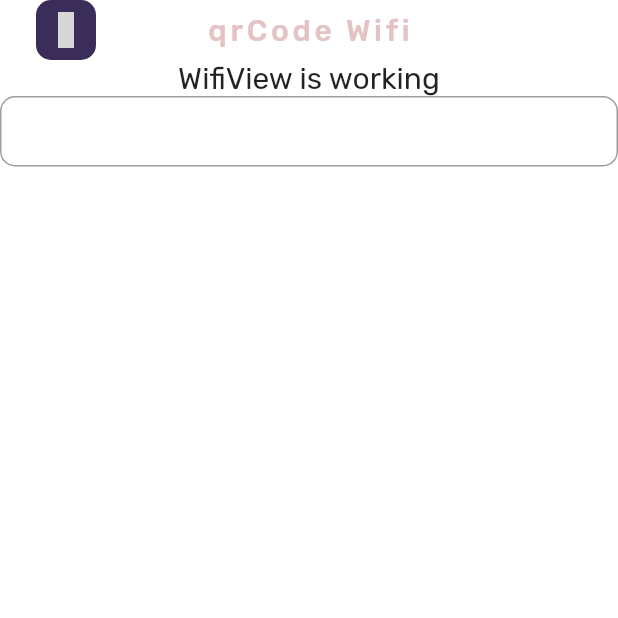
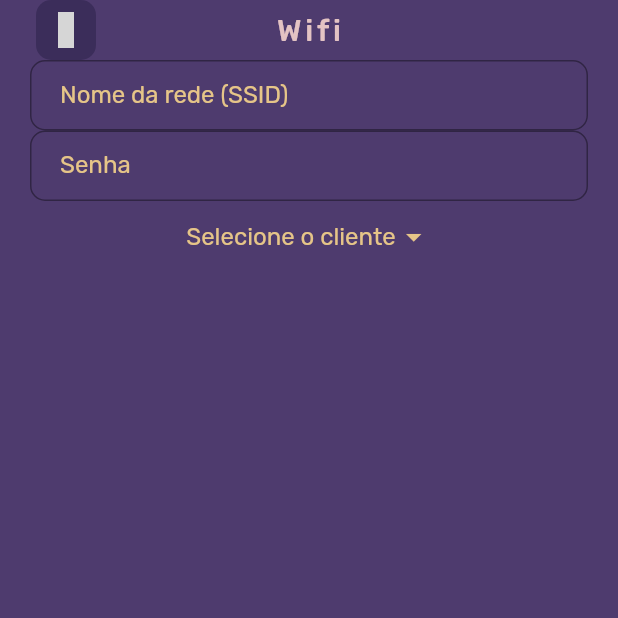
Before and after one commit to renankanu/app_rkode, a Flutter app: the WifiView screen opened by its route, on a phone screen of 412 x 824 dp, the top half of it. Run offline on Flutter 3.47's test engine with Material 2 defaults, Android fonts, the light colour scheme and no system bars; our stand-ins replace eva_icons_flutter, get, google_fonts; grey boxes are pictures that could not be loaded.

Commit message:
feature: create dropdown button

```diff
--- a/lib/app/modules/home/views/home_view.dart
+++ b/lib/app/modules/home/views/home_view.dart
@@ -18,19 +18,20 @@ class HomeView extends GetView<HomeController> {
             Text(
               'RKode;',
               style: TextStyle(
-                  fontSize: 42,
-                  fontWeight: FontWeight.bold,
-                  color: BaseColor.goldSand),
+                fontSize: 42,
+                fontWeight: FontWeight.bold,
+                color: BaseColor.goldSand,
+              ),
             ),
             SizedBox(height: 48),
             BaseButton(
               icon: EvaIcons.wifi,
-              label: 'WIFI',
+              label: 'Wifi',
               onPressed: () => Get.toNamed(Routes.wifi),
             ),
             BaseButton(
               icon: EvaIcons.personOutline,
-              label: 'VCARD',
+              label: 'Vcard',
               onPressed: () {},
             ),
             BaseButton(
--- a/lib/app/modules/wifi/views/wifi_view.dart
+++ b/lib/app/modules/wifi/views/wifi_view.dart
@@ -1,3 +1,5 @@
+import 'dart:developer';
+
 import 'package:app_rkode/app/shared/shared.dart';
 import 'package:flutter/material.dart';
 import 'package:get/get.dart';
@@ -11,15 +13,40 @@ class WifiView extends GetView<WifiController> {
       body: Column(
         children: [
           BaseAppBar(
-            title: 'qrCode Wifi',
+            title: 'Wifi',
           ),
-          Center(
-            child: Text(
-              'WifiView is working',
-              style: TextStyle(fontSize: 20),
+          Padding(
+            padding: const EdgeInsets.symmetric(horizontal: 20),
+            child: Column(
+              children: [
+                BaseTextField(
+                  labelText: 'Nome da rede (SSID)',
+                ),
+                BaseTextField(
+                  labelText: 'Senha',
+                ),
+                DropdownButton<String>(
+                    hint: Text(
+                      "Selecione o cliente",
+                      style: TextStyle(
+                        color: BaseColor.goldSand,
+                      ),
+                    ),
+                    underline: SizedBox(),
+                    iconEnabledColor: BaseColor.goldSand,
+                    items: ['teste', 'teste2']
+                        .map<DropdownMenuItem<String>>(
+                            (e) => DropdownMenuItem<String>(
+                                  value: e,
+                                  child: Text(e),
+                                ))
+                        .toList(),
+                    onChanged: (name) {
+                      log(name!);
+                    })
+              ],
             ),
-          ),
-          BaseTextField()
+          )
         ],
       ),
     );
--- a/lib/app/shared/widgets/base_button.dart
+++ b/lib/app/shared/widgets/base_button.dart
@@ -37,16 +37,16 @@ class BaseButton extends StatelessWidget {
                   alignment: Alignment.centerLeft,
                   child: Icon(
                     icon,
-                    color: BaseColor.goldSand,
+                    color: Colors.white,
                   ),
                 ),
                 Center(
                   child: Text(
                     label,
                     style: TextStyle(
-                      color: BaseColor.cavernPink,
-                      fontSize: 18,
-                      fontWeight: FontWeight.bold,
+                      color: Colors.white,
+                      fontSize: 16,
+                      fontWeight: FontWeight.w500,
                     ),
                   ),
                 ),
--- a/lib/app/shared/widgets/base_text_field.dart
+++ b/lib/app/shared/widgets/base_text_field.dart
@@ -1,20 +1,35 @@
+import 'package:app_rkode/app/shared/base_color.dart';
 import 'package:flutter/material.dart';
 
 class BaseTextField extends StatelessWidget {
-  const BaseTextField({Key? key}) : super(key: key);
+  const BaseTextField({
+    Key? key,
+    this.labelText,
+  }) : super(key: key);
+
+  final String? labelText;
 
   @override
   Widget build(BuildContext context) {
     return TextFormField(
       decoration: InputDecoration(
         isDense: true,
-        contentPadding: EdgeInsets.symmetric(vertical: 14, horizontal: 20),
+        contentPadding: EdgeInsets.symmetric(
+          vertical: 14,
+          horizontal: 20,
+        ),
         border: OutlineInputBorder(
           borderRadius: BorderRadius.circular(10),
         ),
-        labelText: 'Enter your name',
+        focusedBorder: OutlineInputBorder(
+          borderRadius: BorderRadius.circular(10),
+          borderSide: BorderSide(
+            color: BaseColor.goldSand,
+          ),
+        ),
+        labelText: labelText,
         labelStyle: TextStyle(
-          color: Colors.white,
+          color: BaseColor.goldSand,
         ),
       ),
     );
--- a/lib/app/theme/base_theme.dart
+++ b/lib/app/theme/base_theme.dart
@@ -6,7 +6,7 @@ class BaseTheme {
   static ThemeData get darkTheme {
     return ThemeData(
       primaryColor: BaseColor.martinique,
-      scaffoldBackgroundColor: Colors.white,
+      scaffoldBackgroundColor: BaseColor.eastBay,
       textTheme: GoogleFonts.rubikTextTheme(),
     );
   }
```
